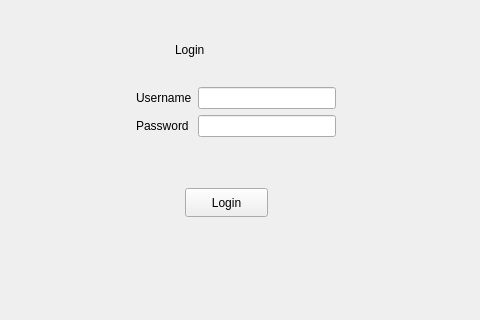
Qt form login.ui (Shikhrrr/AttendanceManager) before a commit; both pictures show x 145 to 625 and y 132 to 452 of the 786 by 452 pixel window.
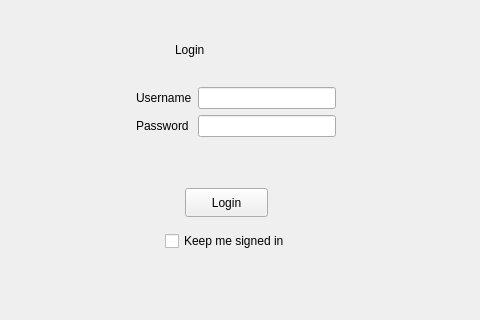
The same form after that commit.

Commit message: keep me signed in feature

What changed in the file:
```diff
--- a/login.ui
+++ b/login.ui
@@ -44,13 +44,13 @@
     <string>Login</string>
    </property>
   </widget>
-  <widget class="QWidget" name="">
+  <widget class="QWidget" name="layoutWidget">
    <property name="geometry">
     <rect>
      <x>281</x>
      <y>219</y>
      <width>200</width>
-     <height>71</height>
+     <height>79</height>
     </rect>
    </property>
    <layout class="QFormLayout" name="formLayout">
@@ -80,6 +80,19 @@
     </item>
    </layout>
   </widget>
+  <widget class="QCheckBox" name="signedIn">
+   <property name="geometry">
+    <rect>
+     <x>310</x>
+     <y>360</y>
+     <width>151</width>
+     <height>26</height>
+    </rect>
+   </property>
+   <property name="text">
+    <string>Keep me signed in</string>
+   </property>
+  </widget>
  </widget>
  <resources/>
  <connections/>
```
The commit also changes 5 other files.
